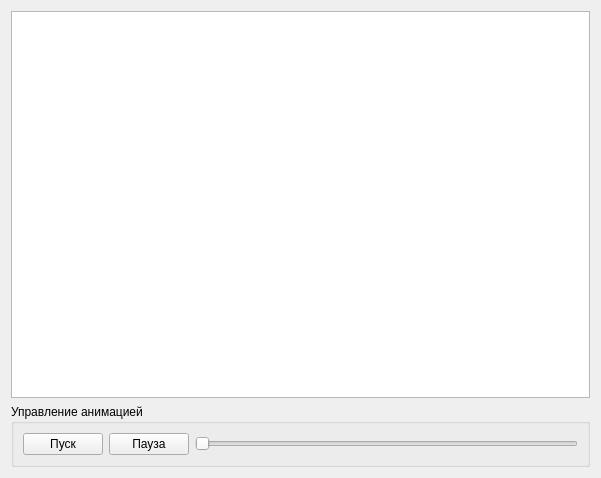
levluch/APIkittens-, file desktop/ui/results_visual_page.ui: the form before one commit.
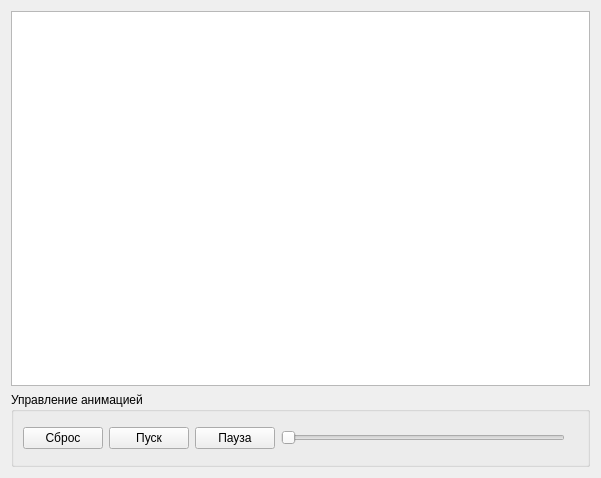
The form after the commit.

What changed in the file:
```diff
--- a/desktop/ui/results_visual_page.ui
+++ b/desktop/ui/results_visual_page.ui
@@ -23,6 +23,13 @@
       <string>Управление анимацией</string>
      </property>
      <layout class="QHBoxLayout" name="horizontalLayout">
+      <item>
+       <widget class="QPushButton" name="reset_pushButton">
+        <property name="text">
+         <string>Сброс</string>
+        </property>
+       </widget>
+      </item>
       <item>
        <widget class="QPushButton" name="play_pushButton">
         <property name="text">
@@ -44,6 +51,24 @@
         </property>
        </widget>
       </item>
+      <item>
+       <layout class="QVBoxLayout" name="verticalLayout_2">
+        <item>
+         <widget class="QLabel" name="makespan_label">
+          <property name="text">
+           <string/>
+          </property>
+         </widget>
+        </item>
+        <item>
+         <widget class="QLabel" name="time_label">
+          <property name="text">
+           <string/>
+          </property>
+         </widget>
+        </item>
+       </layout>
+      </item>
      </layout>
     </widget>
    </item>
```
